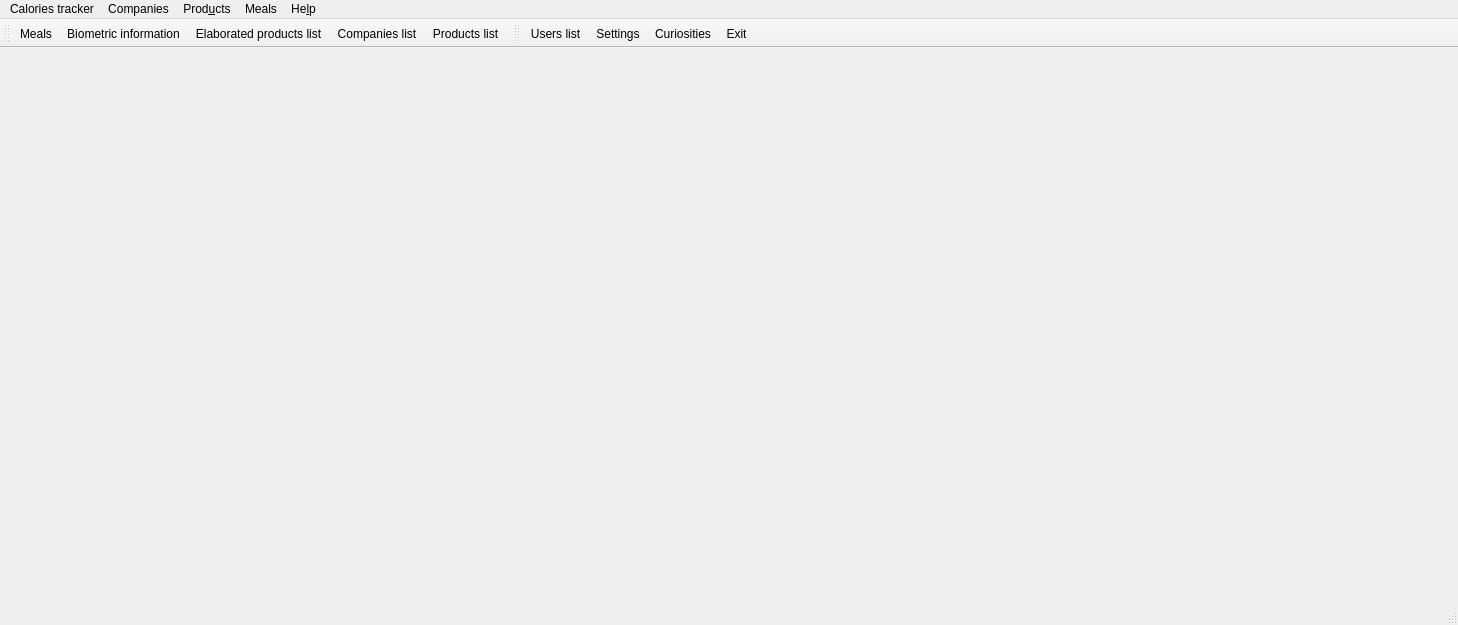
The window that caloriestracker/ui/frmMain.ui (turulomio/caloriestracker) describes before a commit, drawn with Qt 5.
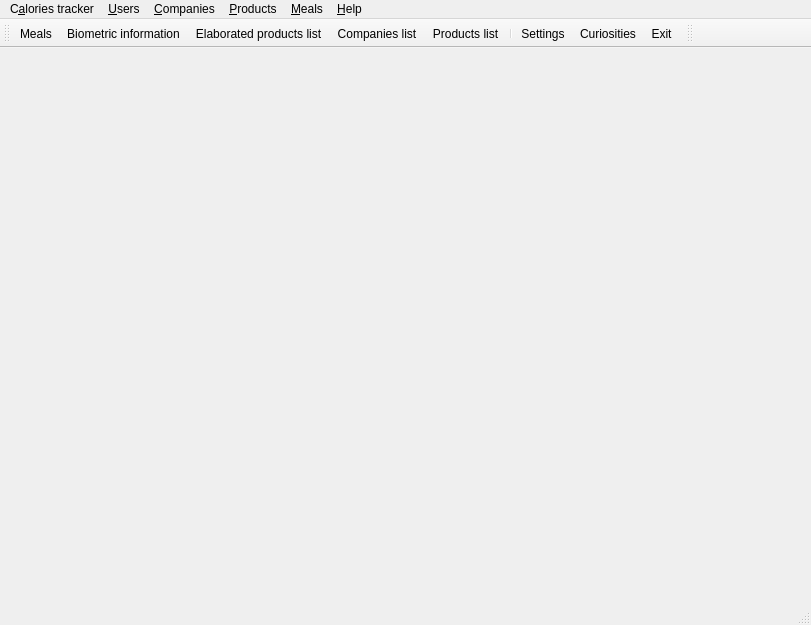
The same window after the commit. Icons and pictures are not drawn.

Commit message: Improved frmAbout user interface

```diff
--- a/caloriestracker/ui/frmMain.ui
+++ b/caloriestracker/ui/frmMain.ui
@@ -7,7 +7,7 @@
    <rect>
     <x>0</x>
     <y>0</y>
-    <width>1458</width>
+    <width>811</width>
     <height>625</height>
    </rect>
   </property>
@@ -45,13 +45,13 @@
     <rect>
      <x>0</x>
      <y>0</y>
-     <width>1458</width>
-     <height>34</height>
+     <width>811</width>
+     <height>20</height>
     </rect>
    </property>
    <widget class="QMenu" name="menuAyuda">
     <property name="title">
-     <string>He&amp;lp</string>
+     <string>&amp;Help</string>
     </property>
     <addaction name="actionAbout"/>
     <addaction name="separator"/>
@@ -61,7 +61,7 @@
    </widget>
    <widget class="QMenu" name="menuXulpymoney">
     <property name="title">
-     <string>Calories tracker</string>
+     <string>C&amp;alories tracker</string>
     </property>
     <addaction name="actionUsers"/>
     <addaction name="actionBiometrics"/>
@@ -74,7 +74,7 @@
    </widget>
    <widget class="QMenu" name="menuProducts">
     <property name="title">
-     <string>Prod&amp;ucts</string>
+     <string>&amp;Products</string>
     </property>
     <addaction name="separator"/>
     <addaction name="actionProducts"/>
@@ -84,19 +84,29 @@
    </widget>
    <widget class="QMenu" name="menuMealss">
     <property name="title">
-     <string>Meals</string>
+     <string>&amp;Meals</string>
     </property>
     <addaction name="actionMeals"/>
    </widget>
    <widget class="QMenu" name="menuCompanies">
     <property name="title">
-     <string>Companies</string>
+     <string>&amp;Companies</string>
     </property>
     <addaction name="actionCompanies"/>
     <addaction name="separator"/>
     <addaction name="actionCompaniesAdd"/>
    </widget>
+   <widget class="QMenu" name="menuUsers">
+    <property name="title">
+     <string>&amp;Users</string>
+    </property>
+    <addaction name="actionUsers"/>
+    <addaction name="separator"/>
+    <addaction name="actionBiometricsAdd"/>
+    <addaction name="actionBiometrics"/>
+   </widget>
    <addaction name="menuXulpymoney"/>
+   <addaction name="menuUsers"/>
    <addaction name="menuCompanies"/>
    <addaction name="menuProducts"/>
    <addaction name="menuMealss"/>
@@ -126,6 +136,10 @@
    <addaction name="actionElaboratedProducts"/>
    <addaction name="actionCompanies"/>
    <addaction name="actionProducts"/>
+   <addaction name="separator"/>
+   <addaction name="actionSettings"/>
+   <addaction name="actionCuriosities"/>
+   <addaction name="actionExit"/>
   </widget>
   <widget class="QStatusBar" name="statusBar"/>
   <widget class="QToolBar" name="tbSettings">
@@ -138,10 +152,6 @@
    <attribute name="toolBarBreak">
     <bool>false</bool>
    </attribute>
-   <addaction name="actionUsers"/>
-   <addaction name="actionSettings"/>
-   <addaction name="actionCuriosities"/>
-   <addaction name="actionExit"/>
   </widget>
   <action name="actionExit">
    <property name="icon">
```
Left out of the diff: 6 changed lines with no effect on the pictures. The commit also changes 5 other files.
